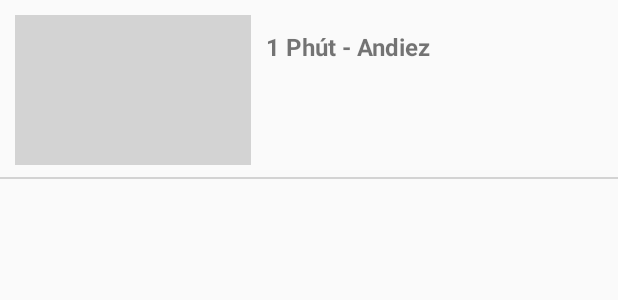
After one commit to awesome-academy/youtube_background_05, an Android app: the layout item_list_video.xml on its own in the app's theme, with its tools: preview values and no code run, on a phone screen of 412 x 824 dp. The commit adds this screen. Shown: the top 300 px of the screen. Run offline under Robolectric (Android 15) with nearby library versions, the phone set to English and light mode, and no system bars.

Commit message:
Create main UI & UI item recyclerview

```diff
--- a/app/build.gradle
+++ b/app/build.gradle
@@ -9,6 +9,7 @@ android {
         versionCode 1
         versionName "1.0"
         testInstrumentationRunner "android.support.test.runner.AndroidJUnitRunner"
+        buildConfigField "String", "API_KEY", "\"${API_KEY}\""
     }
     buildTypes {
         release {
@@ -25,4 +26,6 @@ dependencies {
     testImplementation 'junit:junit:4.12'
     androidTestImplementation 'com.android.support.test:runner:1.0.2'
     androidTestImplementation 'com.android.support.test.espresso:espresso-core:3.0.2'
+
+    implementation 'com.android.support:recyclerview-v7:28.0.0'
 }
--- a/app/src/main/AndroidManifest.xml
+++ b/app/src/main/AndroidManifest.xml
@@ -11,7 +11,7 @@
         android:supportsRtl="true"
         android:theme="@style/AppTheme"
         tools:ignore="AllowBackup,GoogleAppIndexingWarning"
-        android:fullBackupContent="@xml/backup_descriptor">
+        android:fullBackupContent="false">
         <activity android:name=".screen.main.MainActivity">
             <intent-filter>
                 <action android:name="android.intent.action.MAIN"/>
--- /dev/null
+++ b/app/src/main/res/drawable/bg_border_bottom.xml
@@ -0,0 +1,22 @@
+<?xml version="1.0" encoding="utf-8"?>
+<layer-list xmlns:android="http://schemas.android.com/apk/res/android" >
+    <item
+        android:bottom="1dp"
+        android:left="-2dp"
+        android:right="-2dp"
+        android:top="-2dp">
+        <shape android:shape="rectangle" >
+            <stroke
+                android:width="1dp"
+                android:color="#d3d3d3" />
+
+            <solid android:color="#00FFFFFF" />
+
+            <padding android:left="10dp"
+                android:right="10dp"
+                android:top="10dp"
+                android:bottom="10dp" />
+        </shape>
+    </item>
+
+</layer-list>
--- /dev/null
+++ b/app/src/main/res/drawable/ic_search.xml
@@ -0,0 +1,5 @@
+<vector android:height="36dp" android:tint="#FFFFFF"
+    android:viewportHeight="24.0" android:viewportWidth="24.0"
+    android:width="36dp" xmlns:android="http://schemas.android.com/apk/res/android">
+    <path android:fillColor="#FF000000" android:pathData="M15.5,14h-0.79l-0.28,-0.27C15.41,12.59 16,11.11 16,9.5 16,5.91 13.09,3 9.5,3S3,5.91 3,9.5 5.91,16 9.5,16c1.61,0 3.09,-0.59 4.23,-1.57l0.27,0.28v0.79l5,4.99L20.49,19l-4.99,-5zM9.5,14C7.01,14 5,11.99 5,9.5S7.01,5 9.5,5 14,7.01 14,9.5 11.99,14 9.5,14z"/>
+</vector>
--- /dev/null
+++ b/app/src/main/res/layout/item_list_video.xml
@@ -0,0 +1,34 @@
+<?xml version="1.0" encoding="utf-8"?>
+<LinearLayout
+    xmlns:android="http://schemas.android.com/apk/res/android"
+    xmlns:tools="http://schemas.android.com/tools"
+    android:layout_width="match_parent"
+    android:layout_height="wrap_content"
+    android:orientation="horizontal"
+    android:background="@drawable/bg_border_bottom"
+    android:padding="10dp"
+    >
+
+    <ImageView
+        android:id="@+id/imv_view_item"
+        android:layout_width="match_parent"
+        android:layout_height="100dp"
+        android:layout_weight="3"
+        android:background="#d3d3d3"
+        tools:ignore="ContentDescription"
+        />
+
+    <TextView
+        android:id="@+id/tv_title_item"
+        android:layout_width="match_parent"
+        android:layout_height="100dp"
+        android:layout_weight="2"
+        android:ellipsize="end"
+        android:maxLines="3"
+        android:padding="10dp"
+        android:text="@string/song_demo"
+        android:textSize="16sp"
+        android:textStyle="bold"
+        />
+
+</LinearLayout>
--- a/app/src/main/res/values/colors.xml
+++ b/app/src/main/res/values/colors.xml
@@ -1,6 +1,6 @@
 <?xml version="1.0" encoding="utf-8"?>
 <resources>
-    <color name="colorPrimary">#3F51B5</color>
-    <color name="colorPrimaryDark">#303F9F</color>
-    <color name="colorAccent">#FF4081</color>
+    <color name="colorPrimary">#ff0000</color>
+    <color name="colorPrimaryDark">#ff0000</color>
+    <color name="colorAccent">#313131</color>
 </resources>
--- a/app/src/main/res/values/strings.xml
+++ b/app/src/main/res/values/strings.xml
@@ -1,3 +1,4 @@
 <resources>
     <string name="app_name">youtube_background_05</string>
+    <string name="song_demo">1 Phút - Andiez</string>
 </resources>
--- a/app/src/main/res/values/styles.xml
+++ b/app/src/main/res/values/styles.xml
@@ -1,7 +1,7 @@
 <resources>
 
     <!-- Base application theme. -->
-    <style name="AppTheme" parent="Theme.AppCompat.Light.DarkActionBar">
+    <style name="AppTheme" parent="Theme.AppCompat.Light.NoActionBar">
         <!-- Customize your theme here. -->
         <item name="colorPrimary">@color/colorPrimary</item>
         <item name="colorPrimaryDark">@color/colorPrimaryDark</item>
--- a/gradle.properties
+++ b/gradle.properties
@@ -11,3 +11,4 @@ org.gradle.jvmargs=-Xmx1536m
 # This option should only be used with decoupled projects. More details, visit
 # http://www.gradle.org/docs/current/userguide/multi_project_builds.html#sec:decoupled_projects
 # org.gradle.parallel=true
+API_KEY=5093450734057234872347234
```
Also changed, not shown: app/src/main/res/layout/activity_main.xml (+22 -0 lines), app/src/main/res/layout/navigation_header_layout.xml (added, +60 -0 lines), app/src/main/res/drawable/ic_back.png (added), app/src/main/res/drawable/logo.png (added), 1 other file.
